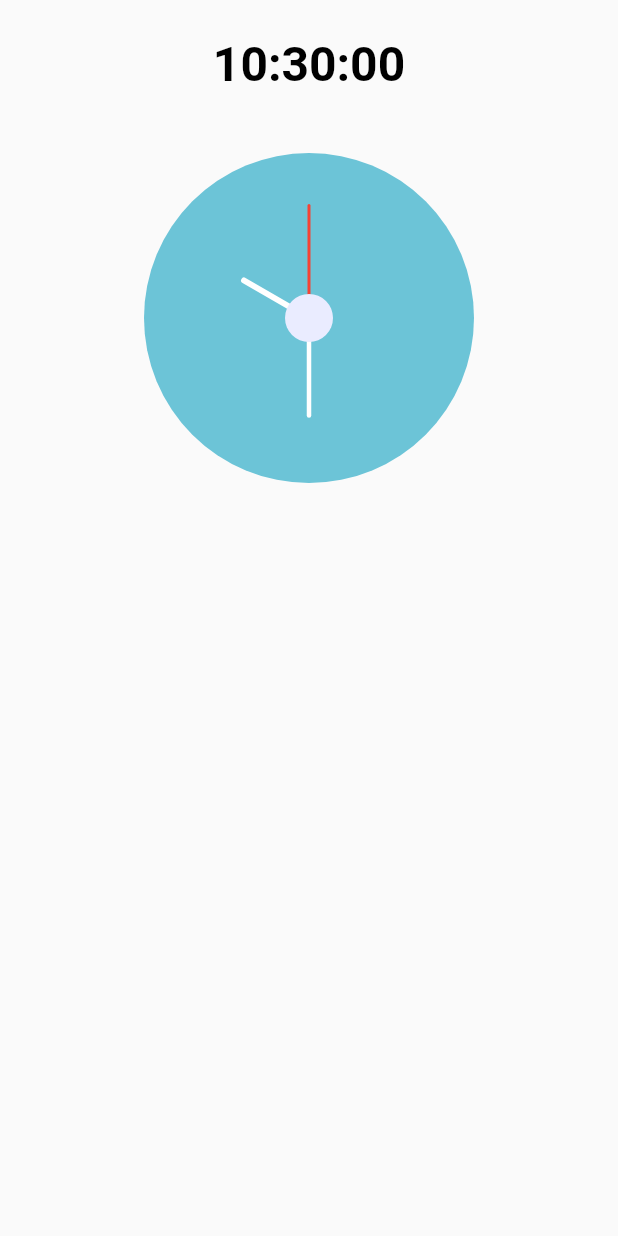
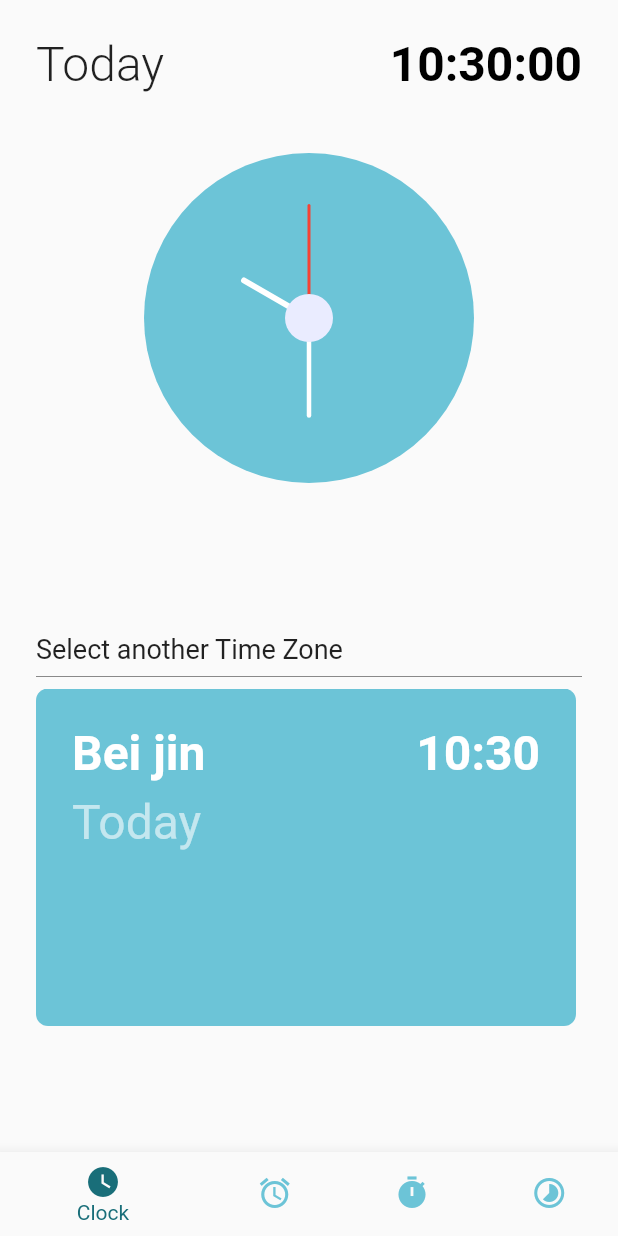
Before and after one commit to madmuv/custom_clock, a Flutter app: the screen it shows after launch, on a phone screen of 412 x 824 dp. Run offline on Flutter 3.47's test engine with Material 2 defaults, Android fonts, the phone set to English and light mode, and no system bars; our stand-ins replace timer_builder.

Commit message:
- finished video

```diff
--- a/lib/main.dart
+++ b/lib/main.dart
@@ -43,14 +43,30 @@ class _HomePageState extends State<HomePage> {
                 var currentTime = DateTime.now();
 
                 // set the digital clock string values
-                    String seconds = currentTime.second < 10 ? "0${currentTime.second}":"${currentTime.second}";
-                    String minutes = currentTime.minute < 10 ? "0${currentTime.minute}":"${currentTime.minute}";
-                    String hours = currentTime.hour < 10 ? "0${currentTime.hour}":"${currentTime.hour}";
+                String seconds = currentTime.second < 10
+                    ? "0${currentTime.second}"
+                    : "${currentTime.second}";
+                String minutes = currentTime.minute < 10
+                    ? "0${currentTime.minute}"
+                    : "${currentTime.minute}";
+                String hours = currentTime.hour < 10
+                    ? "0${currentTime.hour}"
+                    : "${currentTime.hour}";
 
                 return Column(
                   children: [
-                        Center(
-                          child: Text("$hours:$minutes:$seconds", style: AppStyle.mainText,)
+                    Row(
+                      mainAxisAlignment: MainAxisAlignment.spaceBetween,
+                      children: [
+                        Text(
+                          "Today",
+                          style: AppStyle.mainTextThin,
+                        ),
+                        Text(
+                          "$hours:$minutes:$seconds",
+                          style: AppStyle.mainText,
+                        )
+                      ],
                     ),
                     Center(
                       child: ClockWidget(TimeModel(currentTime.hour,
@@ -58,11 +74,140 @@ class _HomePageState extends State<HomePage> {
                     ),
                   ],
                 );
-                  })
+              }),
+              SizedBox(
+                height: 60.0,
+              ),
+              Column(
+                mainAxisAlignment: MainAxisAlignment.start,
+                crossAxisAlignment: CrossAxisAlignment.start,
+                children: [
+                  Text("Select another Time Zone",
+                      style: TextStyle(fontSize: 18.0)),
+                  Divider(
+                    color: Colors.black45,
+                  ),
+                ],
+              ),
+              Expanded(
+                  child: ListView(
+                scrollDirection: Axis.horizontal,
+                children: [
+                  Container(
+                    margin: EdgeInsets.only(right: 24.0),
+                    width: MediaQuery.of(context).size.width - 52,
+                    height: 100.0,
+                    padding: EdgeInsets.all(24.0),
+                    decoration: BoxDecoration(
+                        color: AppStyle.primaryColor,
+                        borderRadius: BorderRadius.circular(8.0)),
+                    child: Column(
+                      crossAxisAlignment: CrossAxisAlignment.start,
+                      children: [
+                        Row(
+                          mainAxisAlignment: MainAxisAlignment.spaceBetween,
+                          children: [
+                            Text(
+                              "Bei jin",
+                              style: AppStyle.mainTextWhite,
+                            ),
+                            Text(
+                              "${DateTime.now().hour}:${DateTime.now().minute}",
+                              style: AppStyle.mainTextWhite,
+                            )
+                          ],
+                        ),
+                        SizedBox(height: 8.0),
+                        Text(
+                          "Today",
+                          style: AppStyle.mainTextThinWhite,
+                        )
+                      ],
+                    ),
+                  ),
+                  Container(
+                    margin: EdgeInsets.only(right: 24.0),
+                    width: MediaQuery.of(context).size.width - 52,
+                    height: 100.0,
+                    padding: EdgeInsets.all(24.0),
+                    decoration: BoxDecoration(
+                        color: AppStyle.primaryColor,
+                        borderRadius: BorderRadius.circular(8.0)),
+                    child: Column(
+                      crossAxisAlignment: CrossAxisAlignment.start,
+                      children: [
+                        Row(
+                          mainAxisAlignment: MainAxisAlignment.spaceBetween,
+                          children: [
+                            Text(
+                              "Bei jin",
+                              style: AppStyle.mainTextWhite,
+                            ),
+                            Text(
+                              "${DateTime.now().hour}:${DateTime.now().minute}",
+                              style: AppStyle.mainTextWhite,
+                            )
+                          ],
+                        ),
+                        SizedBox(height: 8.0),
+                        Text(
+                          "Today",
+                          style: AppStyle.mainTextThinWhite,
+                        )
+                      ],
+                    ),
+                  ),
+                  Container(
+                    margin: EdgeInsets.only(right: 24.0),
+                    width: MediaQuery.of(context).size.width - 52,
+                    height: 100.0,
+                    padding: EdgeInsets.all(24.0),
+                    decoration: BoxDecoration(
+                        color: AppStyle.primaryColor,
+                        borderRadius: BorderRadius.circular(8.0)),
+                    child: Column(
+                      crossAxisAlignment: CrossAxisAlignment.start,
+                      children: [
+                        Row(
+                          mainAxisAlignment: MainAxisAlignment.spaceBetween,
+                          children: [
+                            Text(
+                              "Bei jin",
+                              style: AppStyle.mainTextWhite,
+                            ),
+                            Text(
+                              "${DateTime.now().hour}:${DateTime.now().minute}",
+                              style: AppStyle.mainTextWhite,
+                            )
+                          ],
+                        ),
+                        SizedBox(height: 8.0),
+                        Text(
+                          "Today",
+                          style: AppStyle.mainTextThinWhite,
+                        )
+                      ],
+                    ),
+                  ),
+                ],
+              )),
+              SizedBox(
+                height: 60.0,
+              )
             ],
           ),
         ),
       ),
+      bottomNavigationBar: BottomNavigationBar(
+        selectedItemColor: AppStyle.primaryColorDark,
+        unselectedItemColor: AppStyle.primaryColor,
+        items: [
+          BottomNavigationBarItem(icon: Icon(Icons.watch_later), label: "Clock"),
+          BottomNavigationBarItem(icon: Icon(Icons.alarm), label: "Alarm"),
+          BottomNavigationBarItem(icon: Icon(Icons.timer), label: "StopWatch"),
+          BottomNavigationBarItem(icon: Icon(Icons.timelapse_outlined), label: "Timer"),
+        ],
+      ),
     );
   }
 }
--- a/lib/ui/style.dart
+++ b/lib/ui/style.dart
@@ -12,10 +12,16 @@ class AppStyle {
     fontWeight: FontWeight.bold,
   );
 
+  static TextStyle mainTextWhite = const TextStyle(
+    color: Colors.white,
+    fontSize: 32.0,
+    fontWeight: FontWeight.bold,
+  );
+
   static TextStyle mainTextThin = const TextStyle(
     color: Colors.black87,
     fontSize: 32.0,
-    fontWeight: FontWeight.w200,
+    fontWeight: FontWeight.w300,
   );
 
   static TextStyle mainTextThinWhite = const TextStyle(
```
Lines whose indentation alone changed are shown as unchanged.
